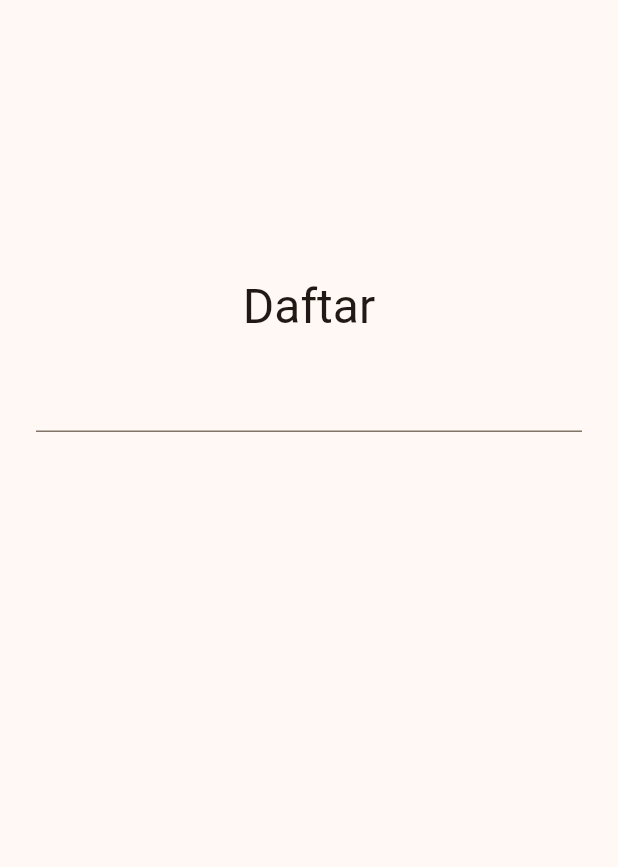
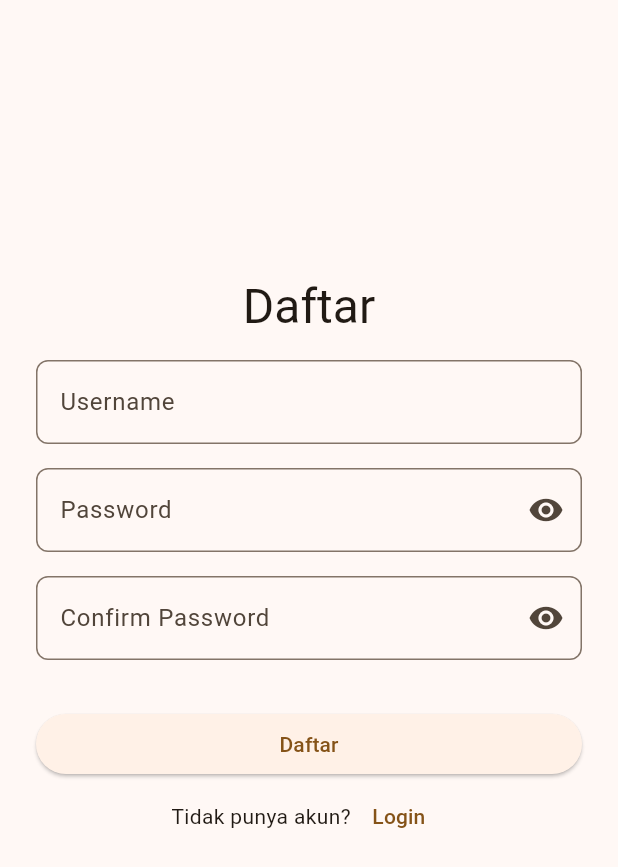
Before and after one commit to Siradrawanp/infodev_app, a Flutter app: the SignupPage screen opened by its route, on a phone screen of 412 x 824 dp. Shown: the top 867 px of the screen. Run offline on Flutter 3.47's test engine with Material 2 defaults, Android fonts, the phone set to English and light mode, and no system bars; our stand-ins replace hive_flutter; accounts and stored records are empty.

Commit message:
add sign up UI & methods

```diff
--- a/lib/presentation/pages/signup_page.dart
+++ b/lib/presentation/pages/signup_page.dart
@@ -12,8 +12,8 @@ class _SignupPageState extends State<SignupPage> {
   final GlobalKey<FormState> _formKey = GlobalKey();
 
   final TextEditingController _usernameController = TextEditingController();
-  final TextEditingController _usernamePassword = TextEditingController();
-  final TextEditingController _usernameConfirmPass = TextEditingController();
+  final TextEditingController _passwordController = TextEditingController();
+  final TextEditingController _confirmPassController = TextEditingController();
 
   final Box _boxAccounts = Hive.box('accounts');
   bool _obscurePass = true;
@@ -34,11 +34,132 @@ class _SignupPageState extends State<SignupPage> {
                 style: Theme.of(context).textTheme.headlineLarge,
               ),
               const SizedBox(height: 16,),
-              TextFormField()
+              TextFormField(
+                controller: _usernameController,
+                decoration: InputDecoration(
+                  labelText: 'Username',
+                  border: OutlineInputBorder(
+                    borderRadius: BorderRadius.circular(8.0)
+                  ),
+                ),
+                validator: (value) {
+                  if (value == null || value.isEmpty) {
+                    return 'Tidak boleh kosong';
+                  } else if (_boxAccounts.containsKey(value)) {
+                    return 'Username telah terdaftar';
+                  }
+                  return null;
+                },
+              ),
+              const SizedBox(height: 16.0,),
+              TextFormField(
+                controller: _passwordController,
+                obscureText: _obscurePass,
+                decoration: InputDecoration(
+                  labelText: 'Password',
+                  suffixIcon: IconButton(
+                    onPressed: () {
+                      setState(() {
+                        _obscurePass = !_obscurePass;
+                      });
+                    },
+                    icon: Icon(Icons.visibility),
+                  ),
+                  border: OutlineInputBorder(
+                    borderRadius: BorderRadius.circular(8.0)
+                  )
+                ),
+                validator: (value) {
+                  if (value == null || value.isEmpty) {
+                    return 'Tidak boleh kosong';
+                  } else if (value.length < 8) {
+                    return 'Password setidaknya 8 karakter';
+                  }
+                  return null;
+                },
+              ),
+              const SizedBox(height: 16.0,),
+              TextFormField(
+                controller: _confirmPassController,
+                obscureText: _obscurePass,
+                decoration: InputDecoration(
+                  labelText: 'Confirm Password',
+                  suffixIcon: IconButton(
+                    onPressed: () {
+                      setState(() {
+                        _obscurePass = !_obscurePass;
+                      });
+                    },
+                    icon: Icon(Icons.visibility),
+                  ),
+                  border: OutlineInputBorder(
+                    borderRadius: BorderRadius.circular(8.0)
+                  )
+                ),
+                validator: (value) {
+                  if (value == null || value.isEmpty) {
+                    return 'Tidak boleh kosong';
+                  } else if (value != _passwordController.text) {
+                    return 'Password harus sama';
+                  }
+                  return null;
+                },
+              ),
+              const SizedBox(height: 32.0,),
+              ElevatedButton(
+                onPressed: () {
+                  if (_formKey.currentState?.validate() ?? false) {
+                    _boxAccounts.put(
+                      _usernameController.text,
+                      _confirmPassController.text,
+                    );
+
+                    ScaffoldMessenger.of(context).showSnackBar(
+                      SnackBar(
+                        shape: RoundedRectangleBorder(
+                          borderRadius: BorderRadius.circular(12.0)
+                        ),
+                        behavior: SnackBarBehavior.floating,
+                        content: const Text('Akun sukses terdaftar')
+                      ),
+                    );
+                  }
+
+                  _formKey.currentState?.reset();
+                  Navigator.pop(context);
+                },
+                style: ElevatedButton.styleFrom(
+                  minimumSize: const Size.fromHeight(40.0),
+                  shape: RoundedRectangleBorder(
+                    borderRadius: BorderRadius.circular(32),
+                  )
+                ),
+                child: const Text('Daftar'),
+              ),
+              Row(
+                mainAxisAlignment: MainAxisAlignment.center,
+                children: <Widget>[
+                  const Text('Tidak punya akun?'),
+                  TextButton(
+                    onPressed: (){
+                      Navigator.pop(context);
+                    },
+                    child: const Text('Login')
+                  )
+                ],
+              )
             ],
           ),
         )
       ),
     );
   }
+
+  @override
+  void dispose() {
+    _usernameController.dispose();
+    _passwordController.dispose();
+    _confirmPassController.dispose();
+    super.dispose();
+  }
 }
```
Also changed, not shown: lib/presentation/pages/login_page.dart (+6 -6 lines).
